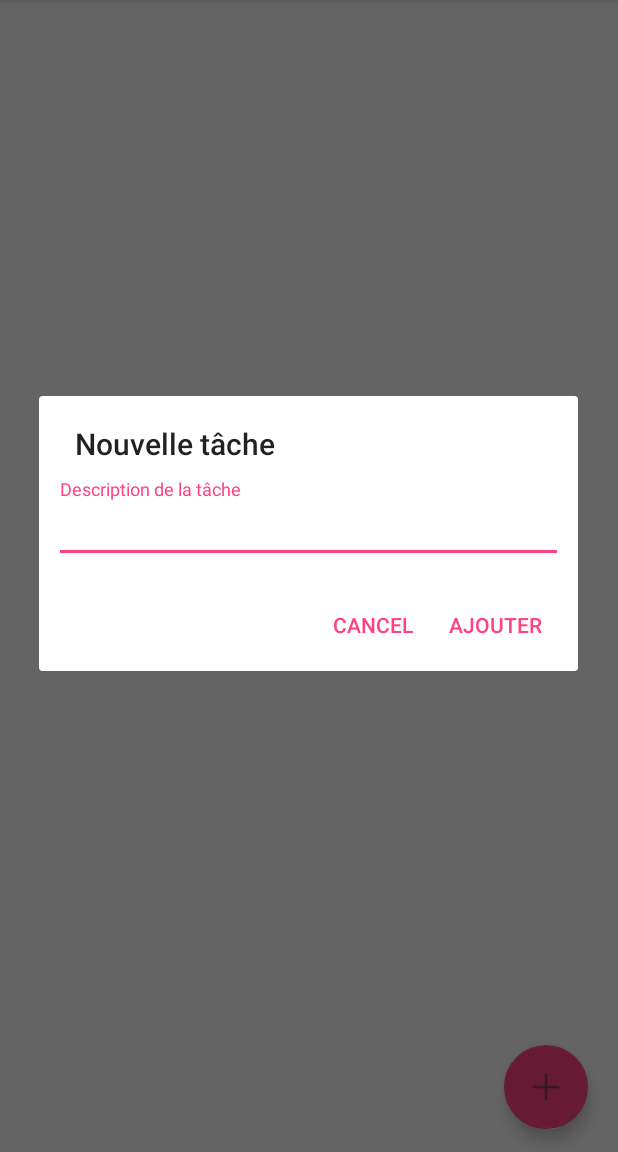
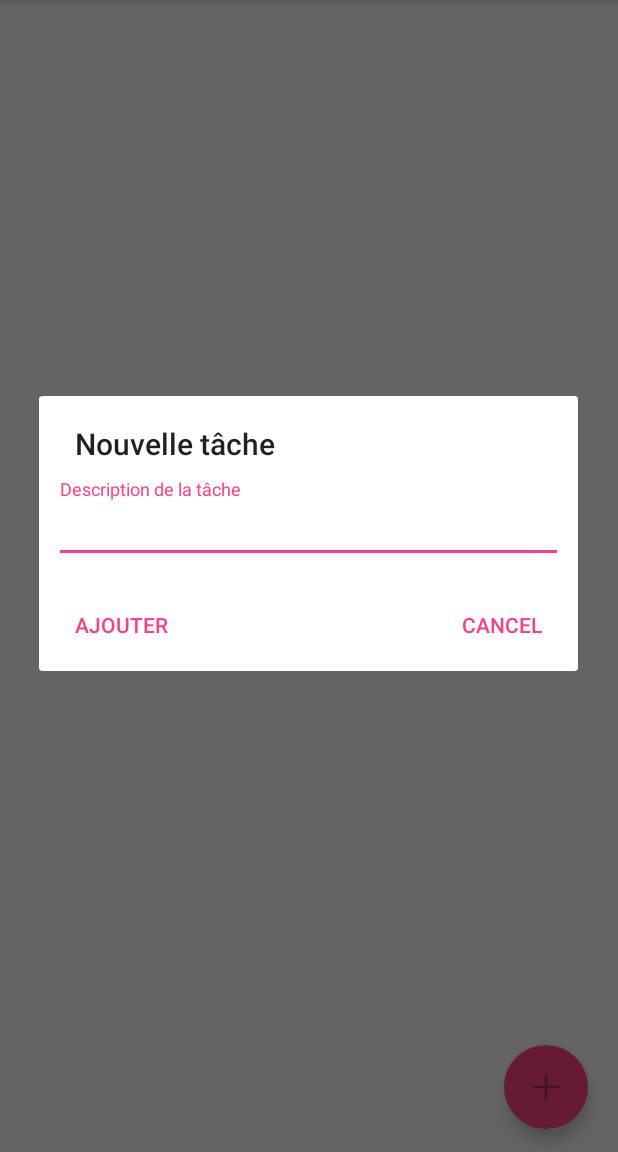
Before and after one commit to CharlemagneWorkReference/TD_Dev_Mobile_Todo_List, an Android app: the screen it shows after launch (MainActivity), after a tap on an icon or button, on a phone screen of 412 x 824 dp, the part 84-1236 px from its top. Run offline under Robolectric (Android 15) with nearby library versions, the phone set to English and light mode, and no system bars.

Commit message:
Interface plus user-friendly

```diff
--- a/app/src/main/java/com/linkpulsion/todolist/MainActivity.java
+++ b/app/src/main/java/com/linkpulsion/todolist/MainActivity.java
@@ -43,6 +43,7 @@ public class MainActivity extends AppCompatActivity {
     private SwipeRefreshLayout refresher;
     private ArrayAdapter<String> taskList;
     private FloatingActionButton fabAdd;
+    private boolean tri;
 
     @Override
     protected void onCreate(Bundle savedInstanceState) {
@@ -84,16 +85,24 @@ public class MainActivity extends AppCompatActivity {
         fabAdd.setOnClickListener(new View.OnClickListener() {
             @Override
             public void onClick(View v) {
+                //on instancie le constructeur de boîtes de dialogue
                 AlertDialog.Builder dialogBuilder = new AlertDialog.Builder(MainActivity.this);
+                //on récupère l'inflater de layout da l'activité courante
                 LayoutInflater inflater = MainActivity.this.getLayoutInflater();
+                //on inflate le layout personnalisé
                 final View dialogView = inflater.inflate(R.layout.add_dialog, null);
+                //on l'utilise pour personnaliser la boîte de dialogue
                 dialogBuilder.setView(dialogView);
 
+                //on instancie les elements de la boîte de dialogue
                 final EditText edt = (EditText) dialogView.findViewById(R.id.task);
                 final TextInputLayout edtLay = (TextInputLayout)dialogView.findViewById(R.id.adder_lay);
 
+                //on choisit un titre
                 dialogBuilder.setTitle(R.string.task_add);
-                dialogBuilder.setPositiveButton(R.string.add, new DialogInterface.OnClickListener() {
+
+                //un bouton de réponse positive
+                dialogBuilder.setNeutralButton(R.string.add, new DialogInterface.OnClickListener() {
                     public void onClick(DialogInterface dialog, int whichButton) {
                         if(edt.getText().toString().equals("")){
                             edtLay.setError(getString(R.string.entry_error));
@@ -106,15 +115,24 @@ public class MainActivity extends AppCompatActivity {
                         }
                     }
                 });
+
+                //un bouton de réponse négative
                 dialogBuilder.setNegativeButton(android.R.string.cancel, new DialogInterface.OnClickListener() {
                     public void onClick(DialogInterface dialog, int whichButton) {
-                        //NOTHING
+                        //on ne fait rien, juste dismiss le dialogue
                     }
                 });
+
+                //on crée la boite de dialogue
                 AlertDialog b = dialogBuilder.create();
+
+                //on l'affiche
                 b.show();
             }
         });
+
+        //les tâche ne sont pas triées de base
+        tri = false;
     }
 
     @Override
```
